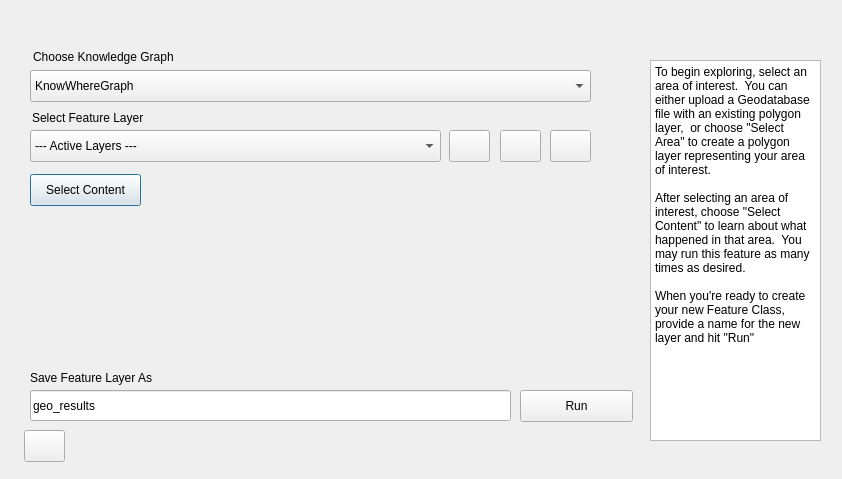
Qt form kwg_geoenrichment/kwg_plugin_dialog_base.ui (KnowWhereGraph/geoenrichment-qgis) before a commit.
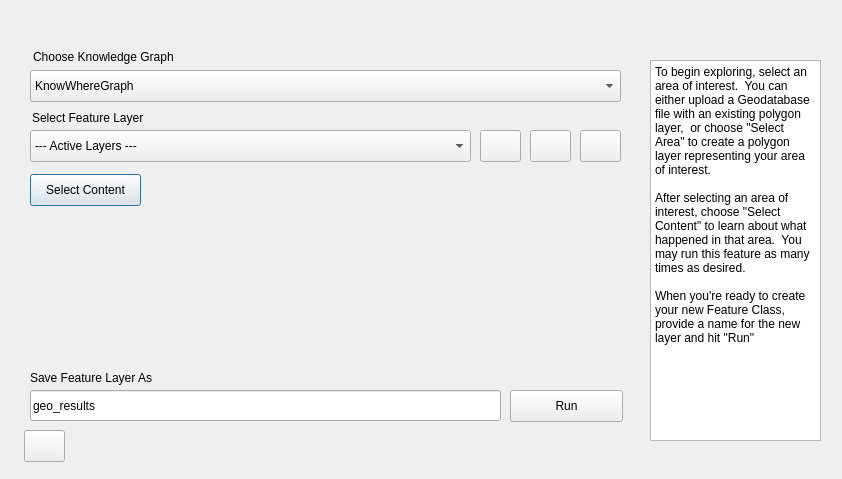
The same form after that commit.

Commit message:
Update design to match UI mockups
Update design to match UI mockups

What changed in the file:
```diff
--- a/kwg_geoenrichment/kwg_plugin_dialog_base.ui
+++ b/kwg_geoenrichment/kwg_plugin_dialog_base.ui
@@ -31,7 +31,7 @@
     <rect>
      <x>30</x>
      <y>390</y>
-     <width>481</width>
+     <width>471</width>
      <height>31</height>
     </rect>
    </property>
@@ -55,7 +55,7 @@
   <widget class="QPushButton" name="pushButton_run">
    <property name="geometry">
     <rect>
-     <x>520</x>
+     <x>510</x>
      <y>390</y>
      <width>113</width>
      <height>32</height>
@@ -87,7 +87,7 @@
     <rect>
      <x>30</x>
      <y>130</y>
-     <width>411</width>
+     <width>441</width>
      <height>32</height>
     </rect>
    </property>
@@ -103,7 +103,7 @@
   <widget class="QPushButton" name="pushButton_gdb">
    <property name="geometry">
     <rect>
-     <x>449</x>
+     <x>480</x>
      <y>130</y>
      <width>41</width>
      <height>32</height>
@@ -119,7 +119,7 @@
   <widget class="QPushButton" name="pushButton_polygon">
    <property name="geometry">
     <rect>
-     <x>500</x>
+     <x>530</x>
      <y>130</y>
      <width>41</width>
      <height>32</height>
@@ -136,7 +136,7 @@
   <widget class="QPushButton" name="pushButton_refresh">
    <property name="geometry">
     <rect>
-     <x>550</x>
+     <x>580</x>
      <y>130</y>
      <width>41</width>
      <height>32</height>
@@ -180,7 +180,7 @@
     <rect>
      <x>30</x>
      <y>70</y>
-     <width>561</width>
+     <width>591</width>
      <height>32</height>
     </rect>
    </property>
```
The commit also changes 1 other file.
